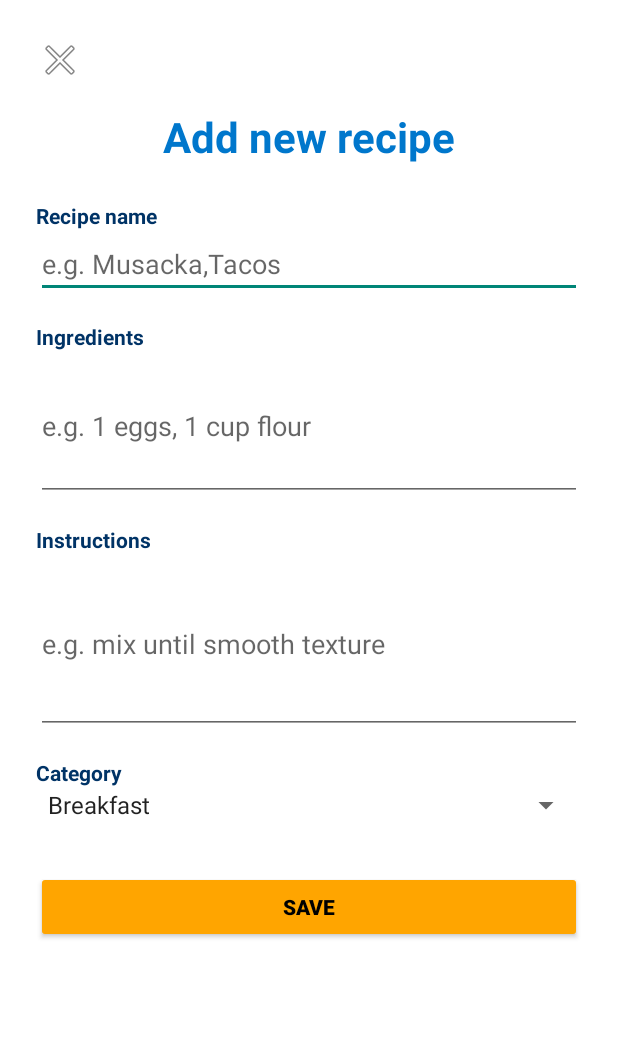
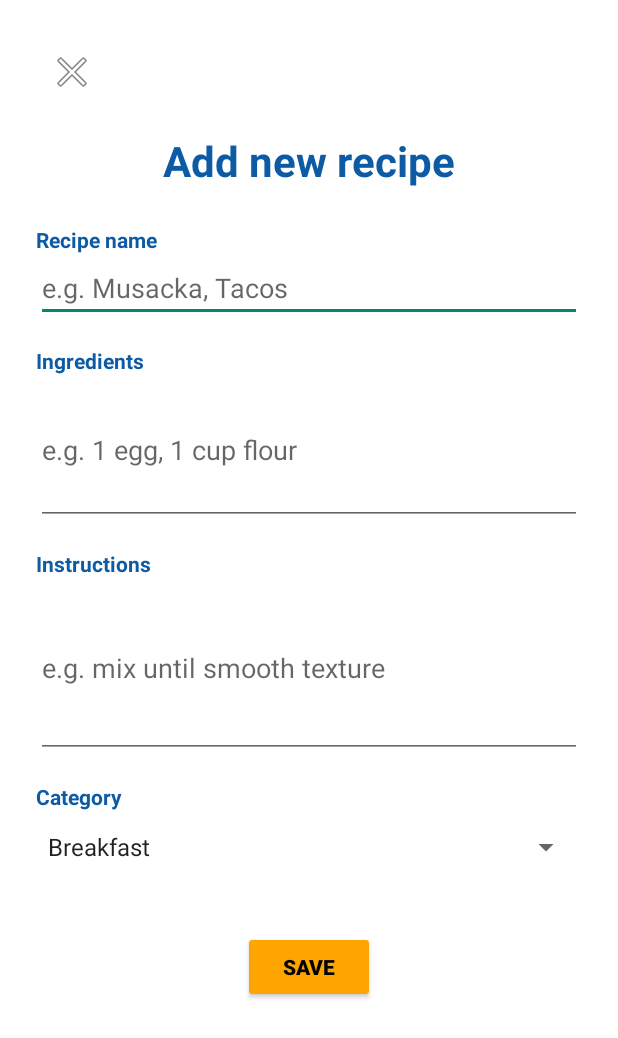
Before and after one commit to Birkbeck/mobile-computing-project-Miroslava958, an Android app built with Jetpack Compose: the layout activity_add_recipe.xml on its own in the app's theme, with its tools: preview values and no code run, on a phone screen of 412 x 824 dp. Shown: the top 1038 px of the screen. Run offline under Robolectric (Android 15) with nearby library versions, the phone set to English and light mode, and no system bars.

Commit message:
fixing warnings and change the color of the texts

```diff
--- a/app/src/main/res/layout/activity_add_recipe.xml
+++ b/app/src/main/res/layout/activity_add_recipe.xml
@@ -1,5 +1,6 @@
 <?xml version="1.0" encoding="utf-8"?>
 <ScrollView xmlns:android="http://schemas.android.com/apk/res/android"
+    xmlns:app="http://schemas.android.com/apk/res-auto"
     android:layout_width="match_parent"
     android:layout_height="match_parent"
     android:padding="24dp"
@@ -13,22 +14,23 @@
         <!-- Cancel (X) Button Top Left -->
         <ImageButton
             android:id="@+id/cancelButton"
-            android:layout_width="32dp"
-            android:layout_height="32dp"
+            android:layout_width="48dp"
+            android:layout_height="48dp"
             android:src="@android:drawable/ic_menu_close_clear_cancel"
             android:background="?android:attr/selectableItemBackgroundBorderless"
-            android:contentDescription="Cancel"
+            android:contentDescription="@string/cancel"
             android:layout_gravity="start"
-            android:layout_marginBottom="16dp" />
+            android:layout_marginBottom="16dp"
+            app:tint="#000000" />
 
         <!-- Screen Title -->
         <TextView
             android:layout_width="wrap_content"
             android:layout_height="wrap_content"
-            android:text="Add new recipe"
+            android:text="@string/add_new_recipe"
             android:textSize="28sp"
             android:textStyle="bold"
-            android:textColor="#0077CC"
+            android:textColor="#0D5BA5"
             android:layout_gravity="center_horizontal"
             android:layout_marginBottom="24dp" />
 
@@ -36,65 +38,69 @@
         <TextView
             android:layout_width="wrap_content"
             android:layout_height="wrap_content"
-            android:text="Recipe name"
+            android:text="@string/recipe_name"
             android:textStyle="bold"
-            android:textColor="#003366" />
+            android:textColor="#0D5BA5" />
 
         <EditText
             android:layout_width="match_parent"
             android:layout_height="wrap_content"
-            android:hint="e.g. Musacka,Tacos" />
+            android:hint="@string/recipe_name_hint"
+            android:inputType="textCapWords"
+            android:autofillHints="name" />
 
         <!-- Ingredients -->
         <TextView
             android:layout_width="wrap_content"
             android:layout_height="wrap_content"
-            android:text="Ingredients"
+            android:text="@string/ingredients"
             android:textStyle="bold"
-            android:textColor="#003366"
+            android:textColor="#0D5BA5"
             android:layout_marginTop="16dp" />
 
         <EditText
             android:layout_width="match_parent"
             android:layout_height="100dp"
-            android:hint="e.g. 1 eggs, 1 cup flour"
-            android:inputType="textMultiLine" />
+            android:hint="@string/ingredients_hint"
+            android:inputType="textMultiLine"
+            android:autofillHints="emailAddress" />
 
         <!-- Instructions -->
         <TextView
             android:layout_width="wrap_content"
             android:layout_height="wrap_content"
-            android:text="Instructions"
+            android:text="@string/instructions"
             android:textStyle="bold"
-            android:textColor="#003366"
+            android:textColor="#0D5BA5"
             android:layout_marginTop="16dp" />
 
         <EditText
             android:layout_width="match_parent"
             android:layout_height="120dp"
-            android:hint="e.g. mix until smooth texture"
-            android:inputType="textMultiLine" />
+            android:hint="@string/instructions_hint"
+            android:inputType="textMultiLine"
+            android:autofillHints="username" />
 
         <!-- Category Spinner -->
         <TextView
             android:layout_width="wrap_content"
             android:layout_height="wrap_content"
-            android:text="Category"
+            android:text="@string/category"
             android:textStyle="bold"
-            android:textColor="#003366"
+            android:textColor="#0D5BA5"
             android:layout_marginTop="16dp" />
 
         <Spinner
             android:id="@+id/categorySpinner"
             android:layout_width="match_parent"
-            android:layout_height="wrap_content"
+            android:layout_height="48dp"
             android:entries="@array/recipe_categories" />
 
         <!-- SAVE Button -->
         <Button
-            android:layout_width="match_parent"
+            android:layout_width="wrap_content"
             android:layout_height="wrap_content"
-            android:text="SAVE"
+            android:text="@string/save"
             android:textStyle="bold"
             android:textColor="#000000"
             android:backgroundTint="#FFA500"
--- a/app/src/main/res/layout/activity_main.xml
+++ b/app/src/main/res/layout/activity_main.xml
@@ -1,5 +1,6 @@
 <?xml version="1.0" encoding="utf-8"?>
 <LinearLayout xmlns:android="http://schemas.android.com/apk/res/android"
+    xmlns:app="http://schemas.android.com/apk/res-auto"
     android:orientation="vertical"
     android:layout_width="match_parent"
     android:layout_height="match_parent"
@@ -12,15 +13,16 @@
         android:layout_height="280dp"
         android:layout_gravity="center"
         android:layout_marginBottom="16dp"
+        android:contentDescription="@string/app_logo_description"
         android:src="@drawable/logo" />
 
     <!-- Multi-line Welcome Text -->
     <TextView
         android:layout_width="match_parent"
         android:layout_height="wrap_content"
-        android:text="Welcome,\n{user name}\nto your Culinary Companion"
+        android:text="@string/welcome_message"
         android:textSize="32sp"
-        android:textColor="#0077CC"
+        android:textColor="#0D5BA5"
         android:textStyle="bold"
         android:gravity="center"
         android:layout_marginBottom="16dp" />
@@ -42,7 +44,7 @@
         <Button
             android:layout_width="wrap_content"
             android:layout_height="wrap_content"
-            android:text="+ ADD"
+            android:text="@string/add_button"
             android:textStyle="bold"
             android:textColor="#000000"
             android:backgroundTint="#FFA500" />
@@ -50,7 +52,7 @@
         <Button
             android:layout_width="wrap_content"
             android:layout_height="wrap_content"
-            android:text="≡ VIEW"
+            android:text="@string/view_button"
             android:textStyle="bold"
             android:textColor="#000000"
             android:backgroundTint="#FFA500"
@@ -58,10 +60,11 @@
             android:layout_marginEnd="16dp" />
 
         <ImageButton
-            android:layout_width="wrap_content"
-            android:layout_height="wrap_content"
+            android:layout_width="48dp"
+            android:layout_height="48dp"
             android:src="@android:drawable/ic_menu_search"
             android:background="?android:attr/selectableItemBackgroundBorderless"
-            android:contentDescription="Search" />
+            android:contentDescription="@string/search_button"
+            app:tint="#000000" />
     </LinearLayout>
 </LinearLayout>
--- a/app/src/main/res/values/strings.xml
+++ b/app/src/main/res/values/strings.xml
@@ -1,5 +1,25 @@
 <resources>
     <string name="app_name">CulinaryCompanion</string>
+
+    <!-- Main -->
+    <string name="app_logo_description">App logo</string>
+
+    <string name="welcome_message">Welcome,\n{user name}\nto your Culinary Companion</string>
+    <string name="add_button">+ ADD</string>
+    <string name="view_button">≡ VIEW</string>
+    <string name="search_button">Search</string>
+
+    <!-- Add recipe -->
+    <string name="cancel">Cancel</string>
+    <string name="add_new_recipe">Add new recipe</string>
+    <string name="recipe_name">Recipe name</string>
+    <string name="recipe_name_hint">e.g. Musacka, Tacos</string>
+    <string name="ingredients">Ingredients</string>
+    <string name="ingredients_hint">e.g. 1 egg, 1 cup flour</string>
+    <string name="instructions">Instructions</string>
+    <string name="instructions_hint">e.g. mix until smooth texture</string>
+    <string name="category">Category</string>
+    <string name="save">SAVE</string>
 
     <string-array name="recipe_categories">
         <item>Breakfast</item>
```
